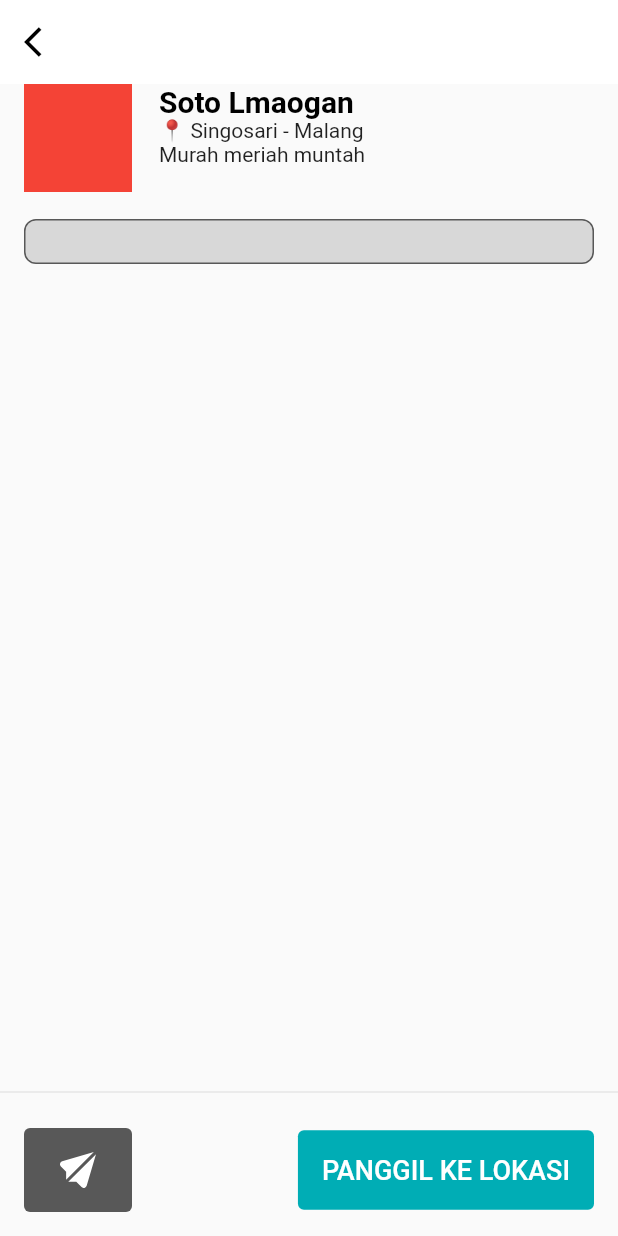
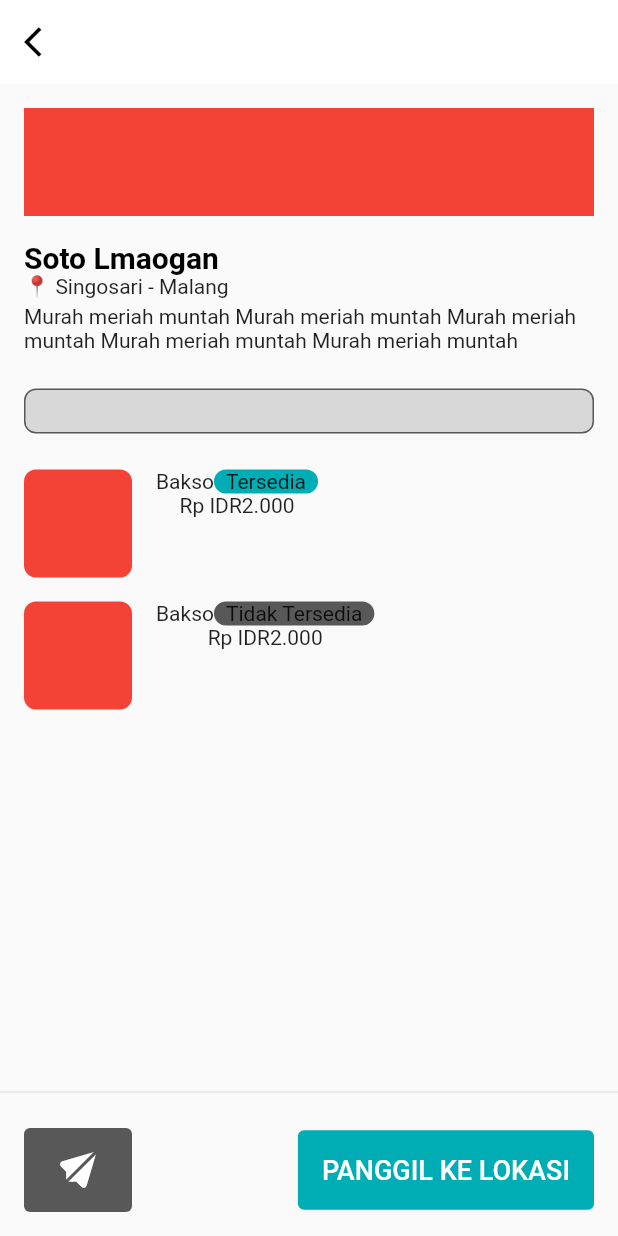
Before and after one commit to LeToyek/mage8, a Flutter app: the screen it shows after launch, after a tap on "Soto Lmaogan", on a phone screen of 412 x 824 dp. Run offline on Flutter 3.47's test engine with Material 2 defaults, Android fonts, the phone set to English and light mode, and no system bars; our stand-ins replace flutter_riverpod, flutter_svg, google_fonts, smooth_page_indicator.

Commit message:
update product card

```diff
--- /dev/null
+++ b/lib/Model/Product.dart
@@ -0,0 +1,10 @@
+class Product {
+  final int price;
+  final bool isAvailable;
+  final String imagePath, name;
+  Product(
+      {required this.name,
+      required this.price,
+      required this.isAvailable,
+      required this.imagePath});
+}
--- a/lib/Model/Vendor.dart
+++ b/lib/Model/Vendor.dart
@@ -1,9 +1,11 @@
+import 'package:mage8/Model/Product.dart';
 import 'package:mage8/provider/provider.dart';
 
 class Vendor {
   final String imageUrl, title, description, county, city;
   final double distance;
   final Status status;
+  final List<Product> products;
   Vendor(
       {required this.title,
       required this.description,
@@ -11,5 +13,6 @@ class Vendor {
       required this.city,
       required this.imageUrl,
       required this.status,
-      required this.distance});
+      required this.distance,
+      required this.products});
 }
--- a/lib/pages/Detail_page.dart
+++ b/lib/pages/Detail_page.dart
@@ -4,6 +4,7 @@ import 'package:flutter_svg/flutter_svg.dart';
 import 'package:mage8/constants/color.dart';
 import 'package:mage8/provider/provider.dart';
 import 'package:mage8/widgets/Custom_Alert_dialog.dart';
+import 'package:mage8/widgets/Product_card.dart';
 
 class DetailPage extends StatelessWidget {
   const DetailPage({Key? key}) : super(key: key);
@@ -25,20 +26,21 @@ class DetailPage extends StatelessWidget {
         builder: (context, ref, child) {
           final vendorData = ref.watch(exampleProvider);
           return Column(
+            crossAxisAlignment: CrossAxisAlignment.start,
+            children: [
+              Padding(
+                padding: const EdgeInsets.all(16.0),
+                child: SingleChildScrollView(
+                  child: Column(
+                    crossAxisAlignment: CrossAxisAlignment.start,
                     children: [
                       Container(
-                padding: EdgeInsets.symmetric(horizontal: 16),
                         width: double.infinity,
-                height: 72,
-                child: Row(
-                  children: [
-                    Container(
-                      width: 72,
                         height: 72,
                         color: Colors.red,
                       ),
                       Container(
-                      margin: EdgeInsets.only(left: 18),
+                        margin: const EdgeInsets.only(top: 16),
                         child: Column(
                           mainAxisAlignment: MainAxisAlignment.start,
                           crossAxisAlignment: CrossAxisAlignment.start,
@@ -47,22 +49,36 @@ class DetailPage extends StatelessWidget {
                               vendorData.title,
                               style: Theme.of(context).textTheme.headlineSmall,
                             ),
-                          Text("📍 ${vendorData.county} - ${vendorData.city}"),
+                            Text(
+                                "📍 ${vendorData.county} - ${vendorData.city}"),
+                            const SizedBox(
+                              height: 4,
+                            ),
                             Text(vendorData.description)
-                        ],
-                      ),
-                    )
                           ],
                         ),
                       ),
                       Container(
-                margin:
-                    const EdgeInsets.symmetric(vertical: 18, horizontal: 16),
+                        margin: const EdgeInsets.symmetric(vertical: 24),
                         padding: const EdgeInsets.all(14),
                         decoration: BoxDecoration(
                             border: Border.all(width: 1, color: midGrey),
                             borderRadius: BorderRadius.circular(8),
                             color: lightGrey),
+                      ),
+                      ListView.builder(
+                          physics: const NeverScrollableScrollPhysics(),
+                          itemCount: vendorData.products.length,
+                          shrinkWrap: true,
+                          itemBuilder: (context, index) {
+                            final productList = vendorData.products;
+                            return ProductCard(
+                              product: productList[index],
+                            );
+                          })
+                    ],
+                  ),
+                ),
               ),
               const Spacer(),
               const Divider(),
--- a/lib/provider/provider.dart
+++ b/lib/provider/provider.dart
@@ -1,4 +1,5 @@
 import 'package:flutter_riverpod/flutter_riverpod.dart';
+import 'package:mage8/Model/Product.dart';
 import 'package:mage8/Model/Vendor.dart';
 import 'package:mage8/widgets/vendorTile.dart';
 
@@ -11,12 +12,25 @@ final valueProvider = Provider<int>((ref) {
 final exampleProvider = Provider<Vendor>((ref) {
   return Vendor(
       title: "Soto Lmaogan",
-      description: "Murah meriah muntah",
+      description:
+          "Murah meriah muntah Murah meriah muntah Murah meriah muntah Murah meriah muntah Murah meriah muntah",
       imageUrl: "imageUrl",
       status: Status.ramai,
       distance: 3.1,
       city: "Malang",
-      county: "Singosari");
+      county: "Singosari",
+      products: [
+        Product(
+            name: "Bakso",
+            price: 2000,
+            isAvailable: true,
+            imagePath: "imagePath"),
+        Product(
+            name: "Bakso",
+            price: 2000,
+            isAvailable: false,
+            imagePath: "imagePath"),
+      ]);
 });
 
 const String messageDialog =
--- /dev/null
+++ b/lib/widgets/Product_card.dart
@@ -0,0 +1,55 @@
+import 'package:flutter/material.dart';
+import 'package:intl/intl.dart';
+import 'package:mage8/Model/Product.dart';
+import 'package:mage8/constants/color.dart';
+
+class ProductCard extends StatelessWidget {
+  final Product product;
+
+  ProductCard({required this.product});
+
+  @override
+  Widget build(BuildContext context) {
+    final currencyFormatter = NumberFormat.currency(locale: "ID");
+
+    return Container(
+      margin: const EdgeInsets.only(bottom: 16),
+      child: Row(
+        crossAxisAlignment: CrossAxisAlignment.start,
+        children: [
+          Container(
+            height: 72,
+            width: 72,
+            decoration: BoxDecoration(
+                borderRadius: BorderRadius.circular(8), color: Colors.red),
+          ),
+          const SizedBox(
+            width: 16,
+          ),
+          Column(
+            mainAxisAlignment: MainAxisAlignment.start,
+            children: [
+              Row(
+                mainAxisAlignment: MainAxisAlignment.spaceBetween,
+                children: [
+                  Text(product.name),
+                  Container(
+                    padding: const EdgeInsets.symmetric(horizontal: 8),
+                    decoration: BoxDecoration(
+                        borderRadius: BorderRadius.circular(32),
+                        color: product.isAvailable
+                            ? Theme.of(context).primaryColor
+                            : midGrey),
+                    child: Text(
+                        product.isAvailable ? "Tersedia" : "Tidak Tersedia"),
+                  )
+                ],
+              ),
+              Text("Rp " + currencyFormatter.format(product.price))
+            ],
+          )
+        ],
+      ),
+    );
+  }
+}
--- a/pubspec.yaml
+++ b/pubspec.yaml
@@ -38,6 +38,7 @@ dependencies:
   google_fonts: ^3.0.1
   smooth_page_indicator: ^1.0.0+2
   flutter_riverpod: ^1.0.3
+  intl: ^0.17.0
 
 dev_dependencies:
   flutter_test:
```
Also changed, not shown: pubspec.lock. Lines whose indentation alone changed are shown as unchanged.
